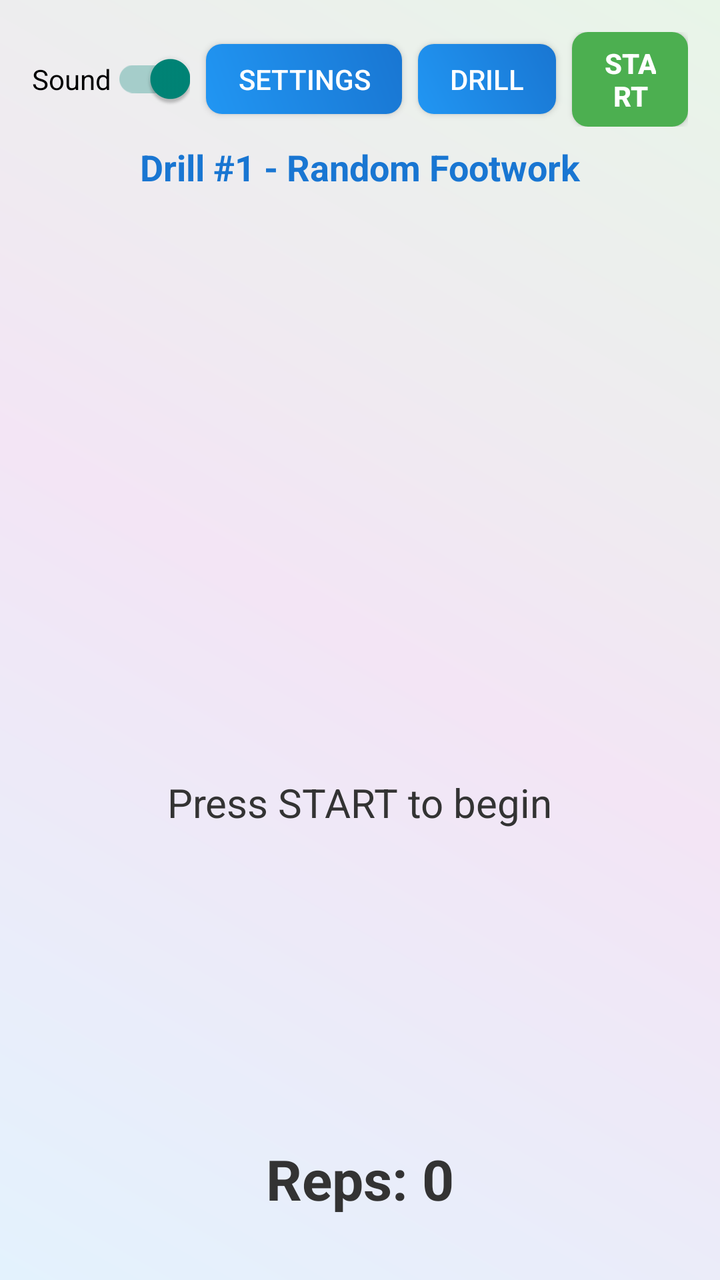
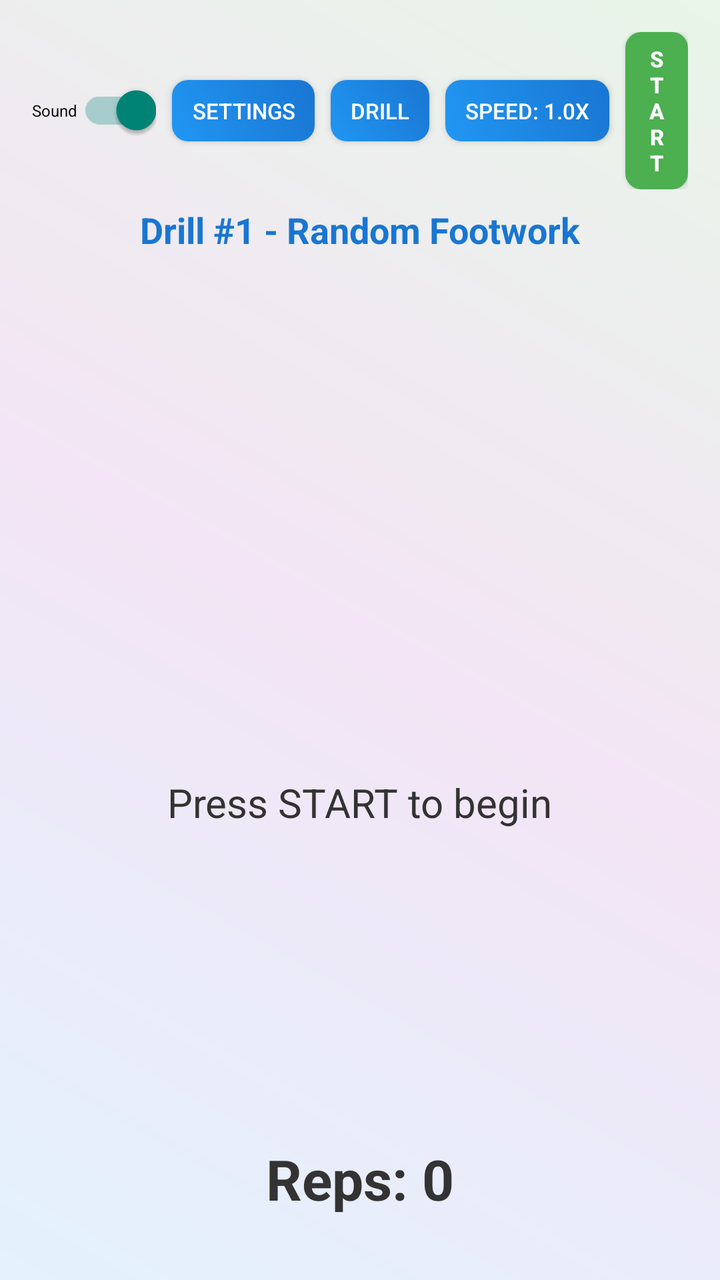

Compare the two renders of this Android layout. The source of the first and the diff that turns it into the second are given below.
<!-- AndroidManifest.xml: application theme Theme.AppCompat.Light.NoActionBar -->
<!-- res/layout/activity_main.xml -->
<?xml version="1.0" encoding="utf-8"?>
<androidx.constraintlayout.widget.ConstraintLayout xmlns:android="http://schemas.android.com/apk/res/android"
    xmlns:app="http://schemas.android.com/apk/res-auto"
    android:layout_width="match_parent"
    android:layout_height="match_parent"
    android:background="@drawable/gradient_background"
    android:padding="16dp">

    
    <LinearLayout
        android:id="@+id/topControls"
        android:layout_width="0dp"
        android:layout_height="wrap_content"
        android:orientation="horizontal"
        android:gravity="center_vertical"
        app:layout_constraintEnd_toEndOf="parent"
        app:layout_constraintStart_toStartOf="parent"
        app:layout_constraintTop_toTopOf="parent">

        <androidx.appcompat.widget.SwitchCompat
            android:id="@+id/soundToggle"
            android:layout_width="wrap_content"
            android:layout_height="wrap_content"
            android:text="Sound"
            android:textSize="14sp"
            android:checked="true"
            android:layout_marginEnd="8dp"
            android:thumbTint="@color/white"
            android:trackTint="@color/design_default_color_primary" />

        <Button
            android:id="@+id/settingsButton"
            android:layout_width="wrap_content"
            android:layout_height="wrap_content"
            android:text="Settings"
            android:textSize="14sp"
            android:paddingStart="16dp"
            android:paddingEnd="16dp"
            android:paddingTop="8dp"
            android:paddingBottom="8dp"
            android:layout_marginEnd="8dp"
            android:minWidth="0dp"
            android:minHeight="0dp"
            android:background="@drawable/button_primary_bg"
            android:textColor="@color/white" />

        <Button
            android:id="@+id/drillSelectButton"
            android:layout_width="wrap_content"
            android:layout_height="wrap_content"
            android:text="Drill"
            android:textSize="14sp"
            android:paddingStart="16dp"
            android:paddingEnd="16dp"
            android:paddingTop="8dp"
            android:paddingBottom="8dp"
            android:layout_marginEnd="8dp"
            android:minWidth="0dp"
            android:minHeight="0dp"
            android:background="@drawable/button_primary_bg"
            android:textColor="@color/white" />

        <Button
            android:id="@+id/startStopButton"
            android:layout_width="wrap_content"
            android:layout_height="wrap_content"
            android:text="START"
            android:textSize="14sp"
            android:textStyle="bold"
            android:paddingStart="16dp"
            android:paddingEnd="16dp"
            android:paddingTop="6dp"
            android:paddingBottom="6dp"
            android:minWidth="0dp"
            android:minHeight="0dp"
            android:background="@drawable/button_start_bg"
            android:textColor="@color/white" />

    </LinearLayout>

    
    <TextView
        android:id="@+id/drillNameText"
        android:layout_width="wrap_content"
        android:layout_height="wrap_content"
        android:text="Drill #1 - Random Footwork"
        android:textSize="18sp"
        android:textStyle="bold"
        android:textColor="#1976D2"
        android:layout_marginTop="8dp"
        app:layout_constraintEnd_toEndOf="parent"
        app:layout_constraintStart_toStartOf="parent"
        app:layout_constraintTop_toBottomOf="@+id/topControls" />

    
    <LinearLayout
        android:id="@+id/mainContent"
        android:layout_width="0dp"
        android:layout_height="0dp"
        android:orientation="vertical"
        android:gravity="center"
        android:padding="16dp"
        app:layout_constraintBottom_toTopOf="@+id/bottomControls"
        app:layout_constraintEnd_toEndOf="parent"
        app:layout_constraintStart_toStartOf="parent"
        app:layout_constraintTop_toBottomOf="@+id/drillNameText">

        
        <FrameLayout
            android:layout_width="match_parent"
            android:layout_height="0dp"
            android:layout_weight="1">

            
            <TextView
                android:id="@+id/countdownText"
                android:layout_width="wrap_content"
                android:layout_height="wrap_content"
                android:textSize="96sp"
                android:textStyle="bold"
                android:textColor="#2196F3"
                android:visibility="gone"
                android:layout_gravity="center" />

            
            <LinearLayout
                android:id="@+id/dynamicContentContainer"
                android:layout_width="match_parent"
                android:layout_height="wrap_content"
                android:orientation="vertical"
                android:gravity="center"
                android:visibility="visible"
                android:layout_gravity="center">

                
                <TextView
                    android:id="@+id/shuttleNumberText"
                    android:layout_width="wrap_content"
                    android:layout_height="wrap_content"
                    android:textSize="180sp"
                    android:maxLines="1"
                    android:ellipsize="end"
                    android:textStyle="bold"
                    android:textColor="#1976D2"
                    android:visibility="gone"
                    android:layout_marginBottom="16dp" />

                
                <TextView
                    android:id="@+id/shotChoiceText"
                    android:layout_width="wrap_content"
                    android:layout_height="wrap_content"
                    android:textSize="56sp"
                    android:textStyle="bold"
                    android:textColor="#FF5722"
                    android:visibility="gone"
                    android:layout_marginBottom="8dp" />

                
                <TextView
                    android:id="@+id/directionArrowText"
                    android:layout_width="wrap_content"
                    android:layout_height="wrap_content"
                    android:textSize="80sp"
                    android:textStyle="bold"
                    android:textColor="#FF5722"
                    android:visibility="gone" />

            </LinearLayout>

        </FrameLayout>

        
        <TextView
            android:id="@+id/countdownStatus"
            android:layout_width="wrap_content"
            android:layout_height="wrap_content"
            android:text="Press START to begin"
            android:textSize="20sp"
            android:textColor="#333333"
            android:layout_marginBottom="8dp" />

        
        <LinearLayout
            android:id="@+id/timerContainer"
            android:layout_width="match_parent"
            android:layout_height="wrap_content"
            android:orientation="vertical"
            android:gravity="center"
            android:layout_marginBottom="16dp"
            android:minHeight="100dp">

            <ProgressBar
                android:id="@+id/timerBar"
                style="?android:attr/progressBarStyleHorizontal"
                android:layout_width="match_parent"
                android:layout_height="60dp"
                android:max="1000"
                android:progress="1000"
                android:progressDrawable="@drawable/custom_progress_green"
                android:visibility="invisible" />

            <TextView
                android:id="@+id/timerText"
                android:layout_width="wrap_content"
                android:layout_height="wrap_content"
                android:textSize="18sp"
                android:textColor="#333333"
                android:textStyle="bold"
                android:layout_marginTop="8dp"
                android:visibility="invisible" />

        </LinearLayout>

    </LinearLayout>

    
    <LinearLayout
        android:id="@+id/bottomControls"
        android:layout_width="0dp"
        android:layout_height="wrap_content"
        android:elevation="4dp"
        android:gravity="center"
        android:orientation="vertical"
        android:padding="16dp"
        app:layout_constraintBottom_toBottomOf="parent"
        app:layout_constraintEnd_toEndOf="parent"
        app:layout_constraintHorizontal_bias="0.0"
        app:layout_constraintStart_toStartOf="parent">

        
        <TextView
            android:id="@+id/repCounterText"
            android:layout_width="wrap_content"
            android:layout_height="wrap_content"
            android:text="Reps: 0"
            android:textColor="#333333"
            android:textSize="28sp"
            android:textStyle="bold" />

    </LinearLayout>

</androidx.constraintlayout.widget.ConstraintLayout>
<!-- resources referenced by this layout -->
<resources>
  <color name="design_default_color_primary">#6200EE</color>
  <color name="white">#FFFFFFFF</color>
  <!-- drawable button_primary_bg (drawable) -->
  <?xml version="1.0" encoding="utf-8"?>
  <shape xmlns:android="http://schemas.android.com/apk/res/android">
      <gradient
          android:type="linear"
          android:angle="45"
          android:startColor="#2196F3"
          android:endColor="#1976D2" />
      <corners android:radius="8dp" />
  </shape>
  <!-- drawable button_start_bg (drawable) -->
  <?xml version="1.0" encoding="utf-8"?>
  <shape xmlns:android="http://schemas.android.com/apk/res/android">
      <solid android:color="#4CAF50" />
      <corners android:radius="8dp" />
      <padding
          android:left="16dp"
          android:top="8dp"
          android:right="16dp"
          android:bottom="8dp" />
  </shape>
  <!-- drawable custom_progress_green (drawable) -->
  <?xml version="1.0" encoding="utf-8"?>
  <layer-list xmlns:android="http://schemas.android.com/apk/res/android">
  
      
      <item android:id="@android:id/background">
          <shape>
              <corners android:radius="8dp" />
              <solid android:color="#C8E6C9" />  
              <size android:height="60dp" />
          </shape>
      </item>
  
      
      <item android:id="@android:id/progress">
          <clip>
              <shape>
                  <corners android:radius="8dp" />
                  <solid android:color="#4CAF50" />  
                  <size android:height="60dp" />
              </shape>
          </clip>
      </item>
  
  </layer-list>
  <!-- drawable gradient_background (drawable) -->
  <?xml version="1.0" encoding="utf-8"?>
  <shape xmlns:android="http://schemas.android.com/apk/res/android">
      <gradient
          android:type="linear"
          android:angle="45"
          android:startColor="#E3F2FD"
          android:centerColor="#F3E5F5"
          android:endColor="#E8F5E8" />
  </shape>
</resources>

<!-- the commit's change to res/layout/activity_main.xml (unified diff, before → after) -->
@@ -22,7 +22,7 @@
             android:layout_width="wrap_content"
             android:layout_height="wrap_content"
             android:text="Sound"
-            android:textSize="14sp"
+            android:textSize="8sp"
             android:checked="true"
             android:layout_marginEnd="8dp"
             android:thumbTint="@color/white"
@@ -33,9 +33,9 @@
             android:layout_width="wrap_content"
             android:layout_height="wrap_content"
             android:text="Settings"
-            android:textSize="14sp"
-            android:paddingStart="16dp"
-            android:paddingEnd="16dp"
+            android:textSize="11sp"
+            android:paddingStart="10dp"
+            android:paddingEnd="10dp"
             android:paddingTop="8dp"
             android:paddingBottom="8dp"
             android:layout_marginEnd="8dp"
@@ -49,9 +49,9 @@
             android:layout_width="wrap_content"
             android:layout_height="wrap_content"
             android:text="Drill"
-            android:textSize="14sp"
-            android:paddingStart="16dp"
-            android:paddingEnd="16dp"
+            android:textSize="11sp"
+            android:paddingStart="10dp"
+            android:paddingEnd="10dp"
             android:paddingTop="8dp"
             android:paddingBottom="8dp"
             android:layout_marginEnd="8dp"
@@ -61,14 +61,30 @@
             android:textColor="@color/white" />
 
         <Button
+            android:id="@+id/speedMultiplierButton"
+            android:layout_width="wrap_content"
+            android:layout_height="wrap_content"
+            android:text="Speed: 1.0x"
+            android:textSize="11sp"
+            android:paddingStart="10dp"
+            android:paddingEnd="10dp"
+            android:paddingTop="8dp"
+            android:paddingBottom="8dp"
+            android:layout_marginEnd="8dp"
+            android:minWidth="0dp"
+            android:minHeight="0dp"
+            android:background="@drawable/button_primary_bg"
+            android:textColor="@color/white" />
+
+        <Button
             android:id="@+id/startStopButton"
             android:layout_width="wrap_content"
             android:layout_height="wrap_content"
             android:text="START"
-            android:textSize="14sp"
+            android:textSize="11sp"
             android:textStyle="bold"
-            android:paddingStart="16dp"
-            android:paddingEnd="16dp"
+            android:paddingStart="10dp"
+            android:paddingEnd="10dp"
             android:paddingTop="6dp"
             android:paddingBottom="6dp"
             android:minWidth="0dp"
